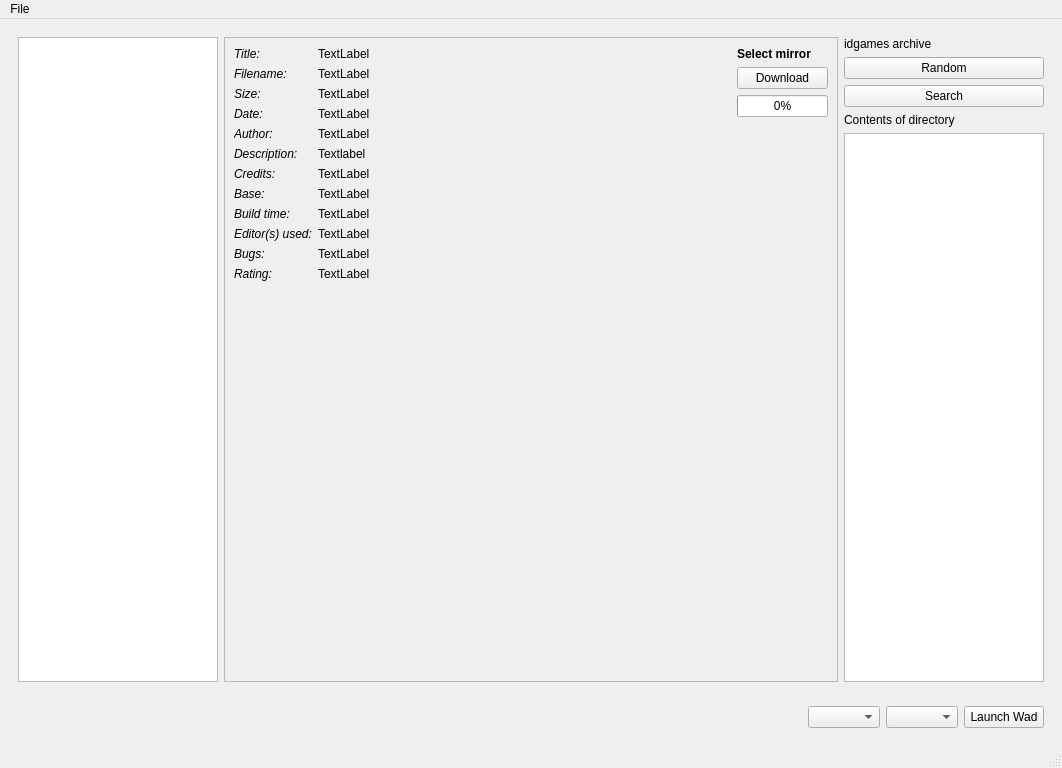
This is src/main/resources/base/template/wadlauncher.ui in karlpet/WadLauncher as Qt 5 draws it before an edit. The edited form follows.
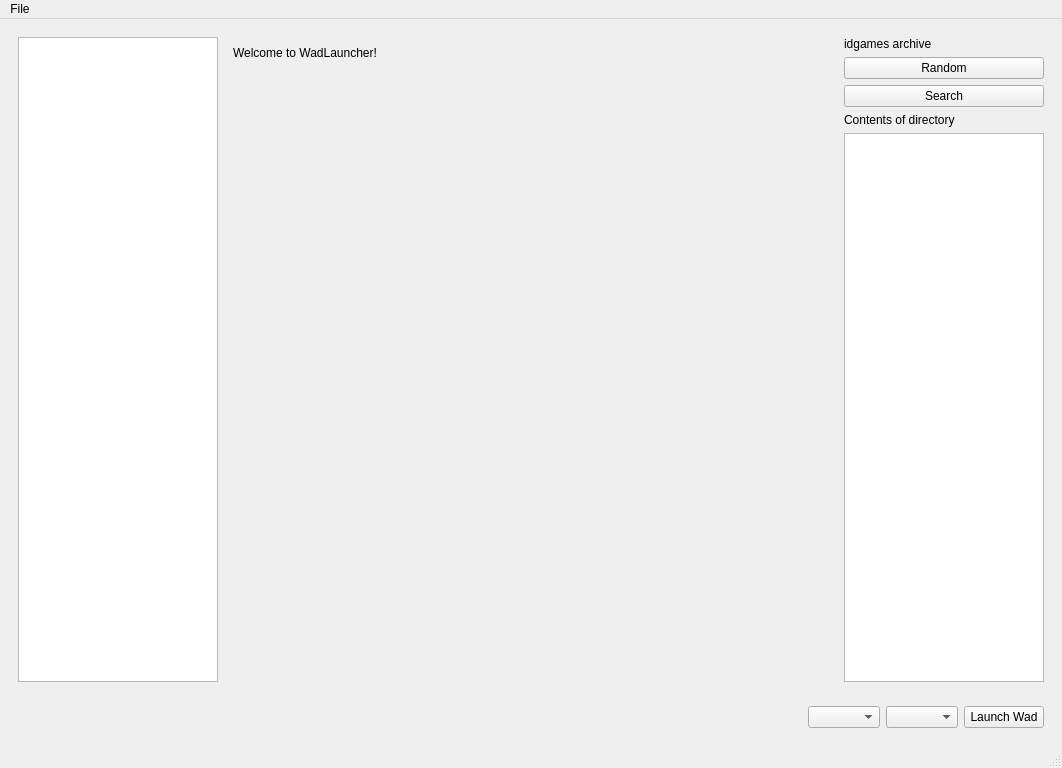
This is the edited form.

Commit message: Added welcome screen.

Patch:
```diff
--- a/src/main/resources/base/template/wadlauncher.ui
+++ b/src/main/resources/base/template/wadlauncher.ui
@@ -42,7 +42,7 @@
       <item>
        <widget class="QStackedWidget" name="main_stack">
         <property name="currentIndex">
-         <number>1</number>
+         <number>2</number>
         </property>
         <widget class="QWidget" name="idgames_search">
          <property name="enabled">
@@ -706,6 +706,23 @@
           </item>
          </layout>
         </widget>
+        <widget class="QWidget" name="welcome">
+         <layout class="QGridLayout" name="gridLayout">
+          <item row="0" column="0">
+           <widget class="QLabel" name="label_2">
+            <property name="text">
+             <string>Welcome to WadLauncher!</string>
+            </property>
+            <property name="textFormat">
+             <enum>Qt::RichText</enum>
+            </property>
+            <property name="alignment">
+             <set>Qt::AlignLeading|Qt::AlignLeft|Qt::AlignTop</set>
+            </property>
+           </widget>
+          </item>
+         </layout>
+        </widget>
        </widget>
       </item>
       <item>
```
The commit also changes 2 other files.
